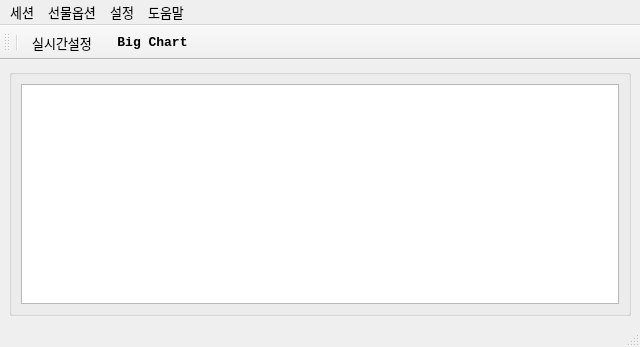
The window that UI/skybot_cm.ui (skygoldfish/SkyBot) describes before a commit, drawn with Qt 5.
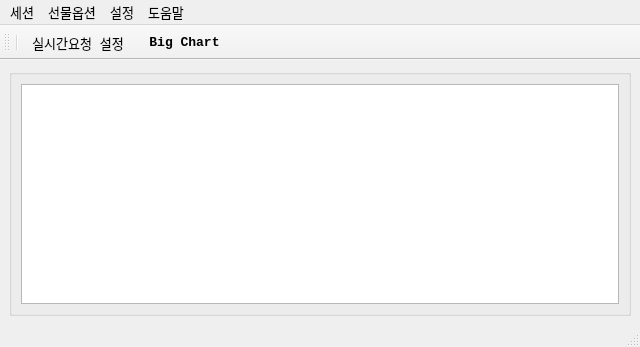
The same window after the commit. Icons and pictures are not drawn.

The edit to the form file:
```diff
--- a/UI/skybot_cm.ui
+++ b/UI/skybot_cm.ui
@@ -212,7 +212,7 @@
      <normaloff>PNG/설정.png</normaloff>PNG/설정.png</iconset>
    </property>
    <property name="text">
-    <string>실시간설정</string>
+    <string>실시간요청 설정</string>
    </property>
   </action>
  </widget>
```
Left out of the diff: 3 changed lines with no effect on the pictures.
